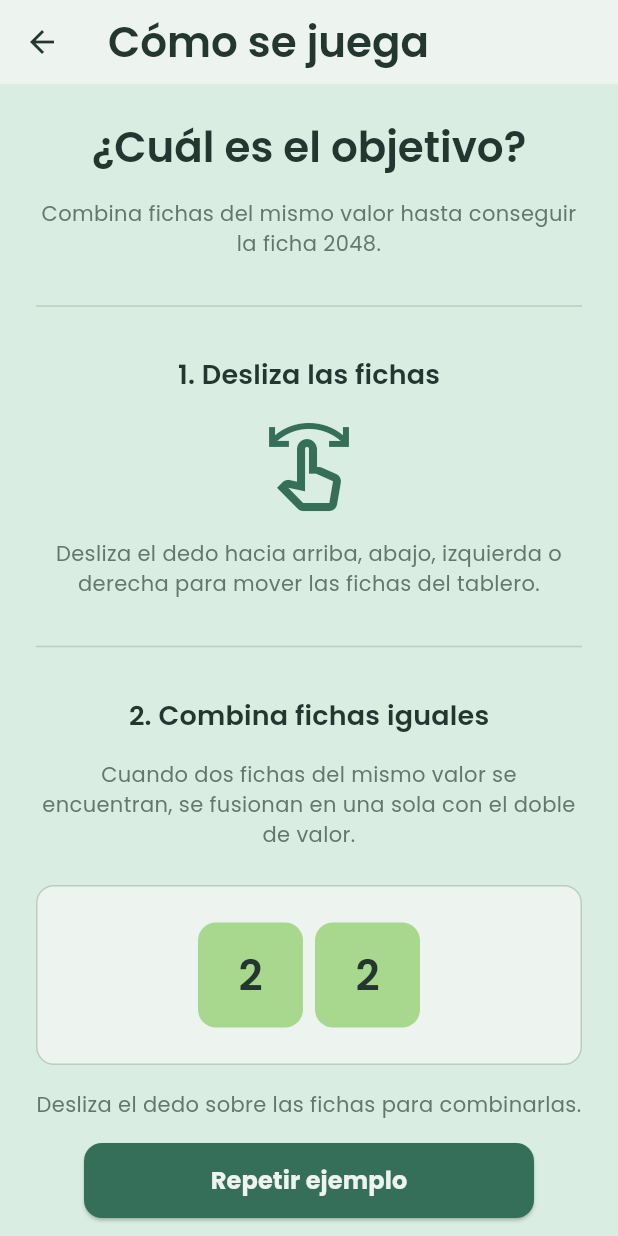
After one commit to JordiCoso/Casol_Coso_Repo_ActivitatFinal_2048, a Flutter app: the ComoJugar screen opened by its route, on a phone screen of 412 x 824 dp. The commit adds this screen. Run offline on Flutter 3.47's test engine with Material 3 defaults, Android fonts, the phone set to English and light mode, and no system bars; our stand-ins replace go_router, google_fonts, shared_preferences, sqflite; missing offline and left inert: cryptography; accounts and stored records are empty.

Commit message:
limpieza de codigo y clase de como jugar

```diff
--- a/_2048/lib/models/iconos.dart
+++ b/_2048/lib/models/iconos.dart
@@ -21,6 +21,8 @@ class NombreIconos {
   static const String paleta = 'Paleta';
   static const String papelera = 'Papelera';
   static const String historial = 'Historial';
+  static const String comoJugar = 'Como jugar';
+  static const String deslizar = 'Deslizar';
 }
 
 const Map<String, IconData> listaIconos = {
@@ -42,4 +44,6 @@ const Map<String, IconData> listaIconos = {
   NombreIconos.paleta: Icons.palette_outlined,
   NombreIconos.papelera: Icons.delete_outline_outlined,
   NombreIconos.historial: Icons.history,
+  NombreIconos.comoJugar: Icons.help_outline,
+  NombreIconos.deslizar: Icons.swipe_outlined,
 };
--- a/_2048/lib/routes.dart
+++ b/_2048/lib/routes.dart
@@ -1,3 +1,4 @@
+import 'package:_2048/screens/como_jugar.dart';
 import 'package:flutter/material.dart';
 import 'package:go_router/go_router.dart';
 
@@ -25,6 +26,7 @@ class Rutas {
   static const String ranking = 'ranking';
   static const String estadisticas = 'estadisticas';
   static const String juego2048 = 'juego2048';
+  static const String comoJugar = 'comoJugar';
 }
 
 final router = GoRouter(
@@ -84,6 +86,11 @@ final router = GoRouter(
                   name: Rutas.juego2048,
                   builder: (context, state) => Juego2048(),
                 ),
+                GoRoute(
+                  path: Rutas.comoJugar,
+                  name: Rutas.comoJugar,
+                  builder: (context, state) => ComoJugar(),
+                ),
               ],
             ),
           ],
--- /dev/null
+++ b/_2048/lib/screens/como_jugar.dart
@@ -0,0 +1,207 @@
+import 'package:flutter/material.dart';
+
+import '../models/colores.dart';
+import '../models/iconos.dart';
+import '../services/preferenciasservice.dart';
+import '../widgets/boton_principal.dart';
+
+class ComoJugar extends StatefulWidget {
+  ComoJugar({super.key});
+
+  @override
+  State<ComoJugar> createState() => _ComoJugarState();
+}
+
+class _ComoJugarState extends State<ComoJugar> {
+  bool combinado = false;
+
+  //combinamos las fichas del ejemplo
+  void _combinar() {
+    setState(() {
+      combinado = true;
+    });
+  }
+
+  //reiniciamos el ejemplo
+  void _reiniciar() {
+    setState(() {
+      combinado = false;
+    });
+  }
+
+  //creamos una ficha para el ejemplo
+  Widget _fichaEjemplo(int valor, Map<String, Color> colores) {
+    return Container(
+      width: 70,
+      height: 70,
+      alignment: Alignment.center,
+      decoration: BoxDecoration(
+        color: colores['$valor'],
+        borderRadius: BorderRadius.circular(12),
+      ),
+      child: Text('$valor', style: Theme.of(context).textTheme.titleLarge),
+    );
+  }
+
+  @override
+  Widget build(BuildContext context) {
+    final colores = obtenerEsquemaColoresActual(
+      PreferenciasService.instanciaPS.obtenerTemaOscuro(context),
+    );
+
+    return Scaffold(
+      appBar: AppBar(title: Text('Cómo se juega')),
+      body: SingleChildScrollView(
+        padding: EdgeInsets.all(24),
+        child: Column(
+          children: [
+            Text(
+              '¿Cuál es el objetivo?',
+              style: Theme.of(context).textTheme.titleLarge,
+            ),
+
+            SizedBox(height: 16),
+
+            Text(
+              'Combina fichas del mismo valor hasta conseguir la ficha 2048.',
+              style: Theme.of(context).textTheme.bodyMedium,
+              textAlign: TextAlign.center,
+            ),
+
+            SizedBox(height: 24),
+
+            Divider(color: colores[NombreColores.bordes]),
+
+            SizedBox(height: 24),
+
+            Text(
+              '1. Desliza las fichas',
+              style: Theme.of(context).textTheme.titleMedium,
+            ),
+
+            SizedBox(height: 16),
+
+            Icon(
+              listaIconos[NombreIconos.deslizar],
+              size: 64,
+              color: colores[NombreColores.principal],
+            ),
+
+            SizedBox(height: 16),
+
+            Text(
+              'Desliza el dedo hacia arriba, abajo, izquierda o derecha para mover las fichas del tablero.',
+              style: Theme.of(context).textTheme.bodyMedium,
+              textAlign: TextAlign.center,
+            ),
+
+            SizedBox(height: 24),
+
+            Divider(color: colores[NombreColores.bordes]),
+
+            SizedBox(height: 24),
+
+            Text(
+              '2. Combina fichas iguales',
+              style: Theme.of(context).textTheme.titleMedium,
+            ),
+
+            SizedBox(height: 16),
+
+            Text(
+              'Cuando dos fichas del mismo valor se encuentran, se fusionan en una sola con el doble de valor.',
+              style: Theme.of(context).textTheme.bodyMedium,
+              textAlign: TextAlign.center,
+            ),
+
+            SizedBox(height: 24),
+
+            GestureDetector(
+              onHorizontalDragEnd: (details) {
+                _combinar();
+              },
+              child: Container(
+                height: 120,
+                decoration: BoxDecoration(
+                  color: colores[NombreColores.superficie],
+                  borderRadius: BorderRadius.circular(12),
+                  border: Border.all(color: colores[NombreColores.bordes]!),
+                ),
+                child: AnimatedSwitcher(
+                  duration: Duration(milliseconds: 400),
+                  child: combinado
+                      ? Row(
+                          key: ValueKey('combinado'),
+                          mainAxisAlignment: MainAxisAlignment.center,
+                          children: [_fichaEjemplo(4, colores)],
+                        )
+                      : Row(
+                          key: ValueKey('sinCombinar'),
+                          mainAxisAlignment: MainAxisAlignment.center,
+                          children: [
+                            _fichaEjemplo(2, colores),
+                            SizedBox(width: 8),
+                            _fichaEjemplo(2, colores),
+                          ],
+                        ),
+                ),
+              ),
+            ),
+
+            SizedBox(height: 16),
+
+            Text(
+              combinado
+                  ? '¡Has combinado las dos fichas!'
+                  : 'Desliza el dedo sobre las fichas para combinarlas.',
+              style: Theme.of(context).textTheme.bodyMedium,
+              textAlign: TextAlign.center,
+            ),
+
+            SizedBox(height: 16),
+
+            BotonPrincipal(texto: 'Repetir ejemplo', pulsar: _reiniciar),
+
+            SizedBox(height: 24),
+
+            Divider(color: colores[NombreColores.bordes]),
+
+            SizedBox(height: 24),
+
+            Text(
+              '3. Consigue puntos',
+              style: Theme.of(context).textTheme.titleMedium,
+            ),
+
+            SizedBox(height: 16),
+
+            Text(
+              'Cada vez que combines dos fichas, el valor de la ficha resultante se sumará a tu puntuación.',
+              style: Theme.of(context).textTheme.bodyMedium,
+              textAlign: TextAlign.center,
+            ),
+
+            SizedBox(height: 24),
+
+            Divider(color: colores[NombreColores.bordes]),
+
+            SizedBox(height: 24),
+
+            Text(
+              '4. Fin de la partida',
+              style: Theme.of(context).textTheme.titleMedium,
+            ),
+
+            SizedBox(height: 16),
+
+            Text(
+              'La partida termina cuando el tablero está lleno y no es posible realizar ninguna combinación.',
+              style: Theme.of(context).textTheme.bodyMedium,
+              textAlign: TextAlign.center,
+            ),
+          ],
+        ),
+      ),
+    );
+  }
+}
--- a/_2048/lib/screens/pantalla_principal.dart
+++ b/_2048/lib/screens/pantalla_principal.dart
@@ -47,11 +47,15 @@ class _PantallaPrincipalState extends State<PantallaPrincipal> {
               '${modo ? 'Price' : 'Meowscarada'}\'s version',
               style: Theme.of(context).textTheme.titleLarge,
             ),
-
             const Expanded(flex: 3, child: const SizedBox()),
             BotonPrincipal(
               texto: 'Jugar',
               pulsar: () => context.goNamed(Rutas.juego2048),
+            ),
+            SizedBox(height: 10),
+            BotonPrincipal(
+              texto: 'Cómo se juega',
+              pulsar: () => context.goNamed(Rutas.comoJugar),
             ),
             const SizedBox(height: 10),
             BotonPrincipal(
```
Also changed, not shown: _2048/lib/data/databasehelper.dart (+19 -29 lines).
